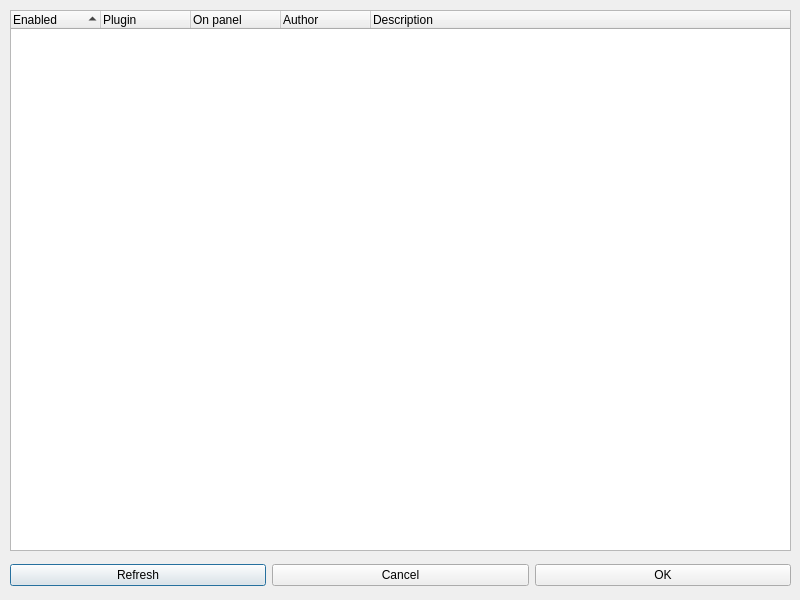
Above: pluginlistwindow.ui from torunar/sve before the change. Below: the same form after it.
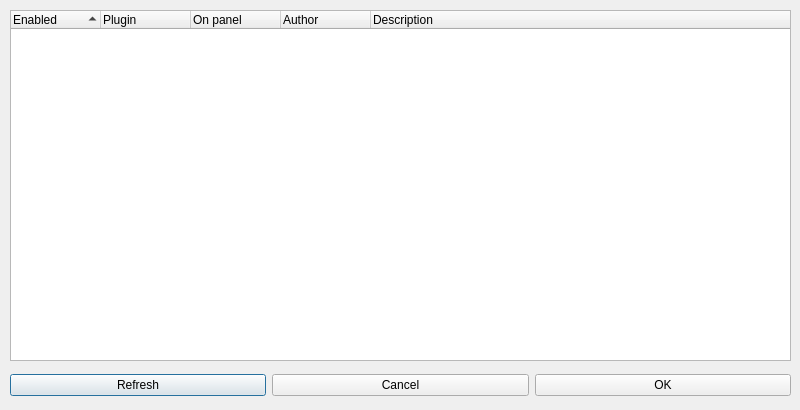
That is the form after the change.

Patch:
```diff
--- a/pluginlistwindow.ui
+++ b/pluginlistwindow.ui
@@ -7,19 +7,19 @@
     <x>0</x>
     <y>0</y>
     <width>800</width>
-    <height>600</height>
+    <height>410</height>
    </rect>
   </property>
   <property name="minimumSize">
    <size>
     <width>800</width>
-    <height>600</height>
+    <height>410</height>
    </size>
   </property>
   <property name="maximumSize">
    <size>
     <width>800</width>
-    <height>600</height>
+    <height>410</height>
    </size>
   </property>
   <property name="windowTitle">
@@ -29,7 +29,7 @@
    <property name="geometry">
     <rect>
      <x>10</x>
-     <y>560</y>
+     <y>370</y>
      <width>781</width>
      <height>31</height>
     </rect>
@@ -64,7 +64,7 @@
      <x>10</x>
      <y>10</y>
      <width>781</width>
-     <height>541</height>
+     <height>351</height>
     </rect>
    </property>
    <layout class="QHBoxLayout" name="pluginListLayout">
```
